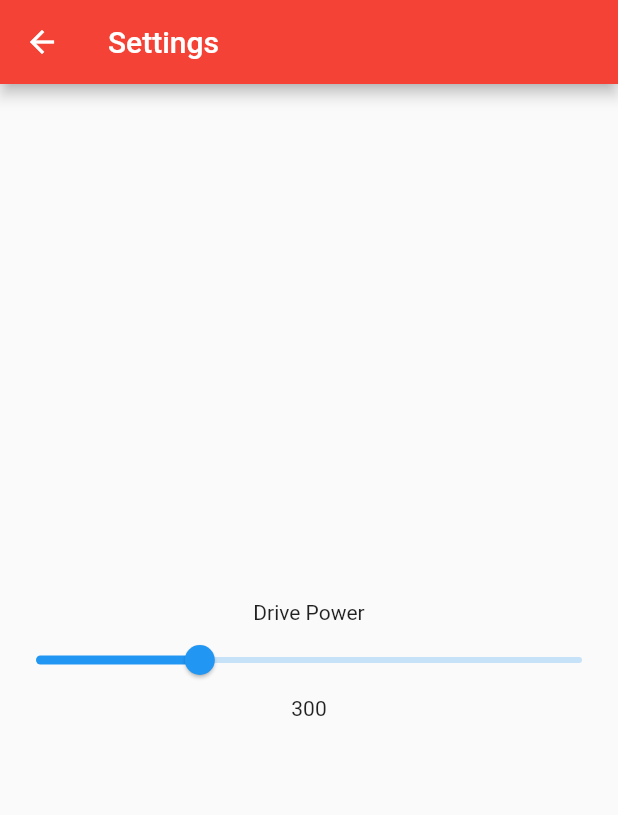
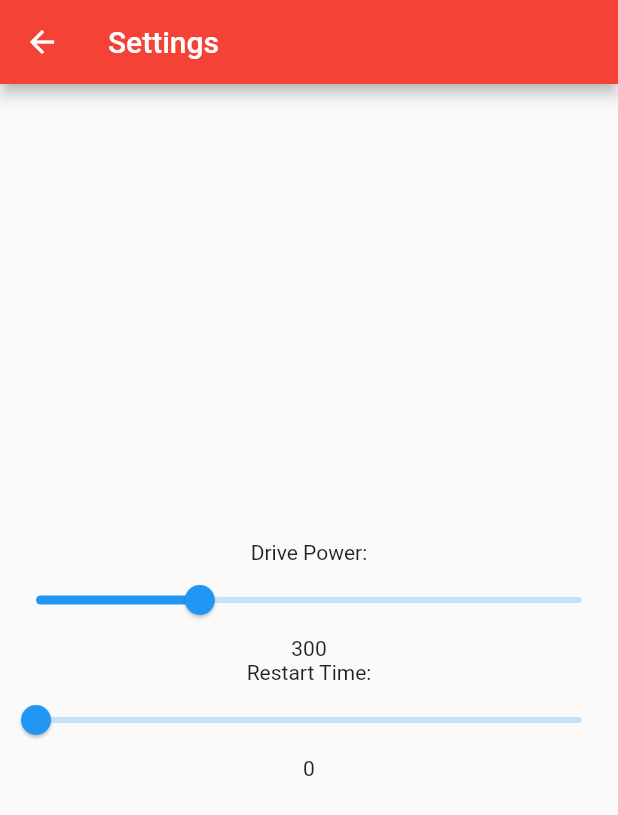
Before and after one commit to MissouriMRDT/RoveSoRemote, a Flutter app: the screen it shows after launch, item 4 of the bottom bar chosen, after a tap on the "settings" icon, on a phone screen of 412 x 824 dp. Shown: the top 815 px of the screen. Run offline on Flutter 3.47's test engine with Material 2 defaults, Android fonts, the light colour scheme and no system bars; our stand-ins replace flutter_colorpicker, flutter_widget_from_html; missing offline and left inert: control_pad; network calls fail.

Commit message:
Estop now has an adjustable restart time, camera view cleaned up.

```diff
--- a/rove_so_remote/lib/components/Cameras.dart
+++ b/rove_so_remote/lib/components/Cameras.dart
@@ -1,166 +1,23 @@
-import 'package:chewie/chewie.dart';
-import 'package:control_pad/views/joystick_view.dart';
 import 'package:flutter/cupertino.dart';
 import 'package:flutter/material.dart';
-import 'package:video_player/video_player.dart';
+import 'package:flutter_widget_from_html/flutter_widget_from_html.dart';
 
-void main() {
-  runApp(
-    const ChewieDemo(),
-  );
+class CameraView extends StatefulWidget {
+  @override
+  _CameraViewState createState() => _CameraViewState();
 }
 
-class ChewieDemo extends StatefulWidget {
-  // ignore: use_key_in_widget_constructors
-  const ChewieDemo({this.title = 'Chewie Demo'});
-
-  final String title;
-
-  @override
-  State<StatefulWidget> createState() {
-    return _ChewieDemoState();
-  }
-}
-
-class _ChewieDemoState extends State<ChewieDemo> {
-  TargetPlatform _platform;
-  VideoPlayerController _videoPlayerController1;
-  ChewieController _chewieController;
-
-  @override
-  void initState() {
-    super.initState();
-    initializePlayer();
-  }
-
-  @override
-  void dispose() {
-    _videoPlayerController1.dispose();
-    _chewieController?.dispose();
-    super.dispose();
-  }
-
-  Future<void> initializePlayer() async {
-    _videoPlayerController1 = VideoPlayerController.network(
-        'https://assets.mixkit.co/videos/preview/mixkit-forest-stream-in-the-sunlight-529-large.mp4');
-    await Future.wait([
-      _videoPlayerController1.initialize(),
-    ]);
-    _chewieController = ChewieController(
-      videoPlayerController: _videoPlayerController1,
-      autoPlay: true,
-      looping: true,
-      // Try playing around with some of these other options:
-
-      showControls: false,
-      // materialProgressColors: ChewieProgressColors(
-      //   playedColor: Colors.red,
-      //   handleColor: Colors.blue,
-      //   backgroundColor: Colors.grey,
-      //   bufferedColor: Colors.lightGreen,
-      // ),
-      // placeholder: Container(
-      //   color: Colors.grey,
-      // ),
-      // autoInitialize: true,
-    );
-    setState(() {});
-  }
-
+class _CameraViewState extends State<CameraView> {
   @override
   Widget build(BuildContext context) {
-    return Flexible(
-        child: Container(
+    return Container(
         child: SingleChildScrollView(
       child: Column(
         children: [
-          Text("Camera 1:"),
-          SizedBox(
-            height: 200,
-            child: _chewieController != null &&
-                    _chewieController.videoPlayerController.value.isInitialized
-                ? Chewie(
-                    controller: _chewieController,
-                  )
-                : Column(
-                    mainAxisAlignment: MainAxisAlignment.center,
-                    children: const [
-                      CircularProgressIndicator(),
-                      SizedBox(height: 20),
-                      Text('Loading'),
+          Image.network(
+              'https://s3-us-west-2.amazonaws.com/static.pyimagesearch.com/imagezmq-opencv/imagezmq_demo.gif')
         ],
       ),
-          ),
-          Text("Camera 2:"),
-          SizedBox(
-            height: 200,
-            child: _chewieController != null &&
-                    _chewieController.videoPlayerController.value.isInitialized
-                ? Chewie(
-                    controller: _chewieController,
-                  )
-                : Column(
-                    mainAxisAlignment: MainAxisAlignment.center,
-                    children: const [
-                      CircularProgressIndicator(),
-                      SizedBox(height: 20),
-                      Text('Loading'),
-                    ],
-                  ),
-          ),
-          Text("Camera 3:"),
-          SizedBox(
-            height: 200,
-            child: _chewieController != null &&
-                    _chewieController.videoPlayerController.value.isInitialized
-                ? Chewie(
-                    controller: _chewieController,
-                  )
-                : Column(
-                    mainAxisAlignment: MainAxisAlignment.center,
-                    children: const [
-                      CircularProgressIndicator(),
-                      SizedBox(height: 20),
-                      Text('Loading'),
-                    ],
-                  ),
-          ),
-          Text("Camera 4:"),
-          SizedBox(
-            height: 200,
-            child: _chewieController != null &&
-                    _chewieController.videoPlayerController.value.isInitialized
-                ? Chewie(
-                    controller: _chewieController,
-                  )
-                : Column(
-                    mainAxisAlignment: MainAxisAlignment.center,
-                    children: const [
-                      CircularProgressIndicator(),
-                      SizedBox(height: 20),
-                      Text('Loading'),
-                    ],
-                  ),
-          ),
-          Text("Camera 5:"),
-          SizedBox(
-            height: 200,
-            child: _chewieController != null &&
-                    _chewieController.videoPlayerController.value.isInitialized
-                ? Chewie(
-                    controller: _chewieController,
-                  )
-                : Column(
-                    mainAxisAlignment: MainAxisAlignment.center,
-                    children: const [
-                      CircularProgressIndicator(),
-                      SizedBox(height: 20),
-                      Text('Loading'),
-                    ],
-                  ),
-          ),
-        ],
-      ),
-    )));
+    ));
   }
 }
--- a/rove_so_remote/lib/components/Estop.dart
+++ b/rove_so_remote/lib/components/Estop.dart
@@ -1,4 +1,5 @@
 import 'package:flutter/material.dart';
+import 'package:rove_so_remote/components/Settings.dart';
 import '../RoveComm.dart';
 
 class EStopView extends StatefulWidget {
@@ -16,8 +17,8 @@ class _EStopViewState extends State<EStopView> {
             height: MediaQuery.of(context).size.height / 3,
             child: ElevatedButton(
                 onPressed: () {
-                  RC_Node.sendCommand(
-                      "2000", DataTypes.UINT8_T, 0, "192.168.1.133", false);
+                  RC_Node.sendCommand("2000", DataTypes.UINT8_T,
+                      getRestartTime().round(), "192.168.1.133", false);
                 },
                 style: ButtonStyle(
                   backgroundColor: MaterialStateProperty.resolveWith<Color>(
--- a/rove_so_remote/lib/components/Settings.dart
+++ b/rove_so_remote/lib/components/Settings.dart
@@ -10,13 +10,24 @@ double getDrivePower() {
   return drivePower;
 }
 
+double restartTime = 0;
+
+void setRestartTime(double val) {
+  restartTime = val;
+}
+
+double getRestartTime() {
+  return restartTime;
+}
+
 class SettingsView extends StatefulWidget {
   @override
   _SettingsViewState createState() => _SettingsViewState();
 }
 
 class _SettingsViewState extends State<SettingsView> {
-  double _currentSliderValue = 20;
+  double _currentDriveSliderValue = 20;
+  double _currentRestartSliderValue = 20;
 
   @override
   Widget build(BuildContext context) {
@@ -28,7 +39,7 @@ class _SettingsViewState extends State<SettingsView> {
           child: Column(
             mainAxisAlignment: MainAxisAlignment.center,
             children: [
-              Text("Drive Power"),
+              Text("Drive Power:"),
               Slider(
                 value: drivePower,
                 min: 0,
@@ -43,6 +54,21 @@ class _SettingsViewState extends State<SettingsView> {
               Text(
                 "${drivePower.round()}",
               ),
+              Text("Restart Time:"),
+              Slider(
+                value: restartTime,
+                min: 0,
+                max: 20,
+                label: restartTime.round().toString(),
+                onChanged: (double value) {
+                  setState(() {
+                    setRestartTime(value);
+                  });
+                },
+              ),
+              Text(
+                "${restartTime.round()}",
+              ),
             ],
           ),
         ));
--- a/rove_so_remote/lib/main.dart
+++ b/rove_so_remote/lib/main.dart
@@ -48,7 +48,7 @@ class _HomePageState extends State<HomePage> {
       LightingView(),
       DriveView(),
       EStopView(),
-      ChewieDemo()
+      CameraView()
     ];
   }
 
--- a/rove_so_remote/pubspec.yaml
+++ b/rove_so_remote/pubspec.yaml
@@ -26,8 +26,7 @@ dependencies:
 
   control_pad: ^1.1.1+1
   flutter_colorpicker: ^0.3.5
-  video_player: ^2.0.0
-  chewie: ^1.0.0
+  flutter_widget_from_html: ^0.5.2+1
 
   # The following adds the Cupertino Icons font to your application.
   # Use with the CupertinoIcons class for iOS style icons.
```
Also changed, not shown: rove_so_remote/pubspec.lock. Lines whose indentation alone changed are shown as unchanged.
